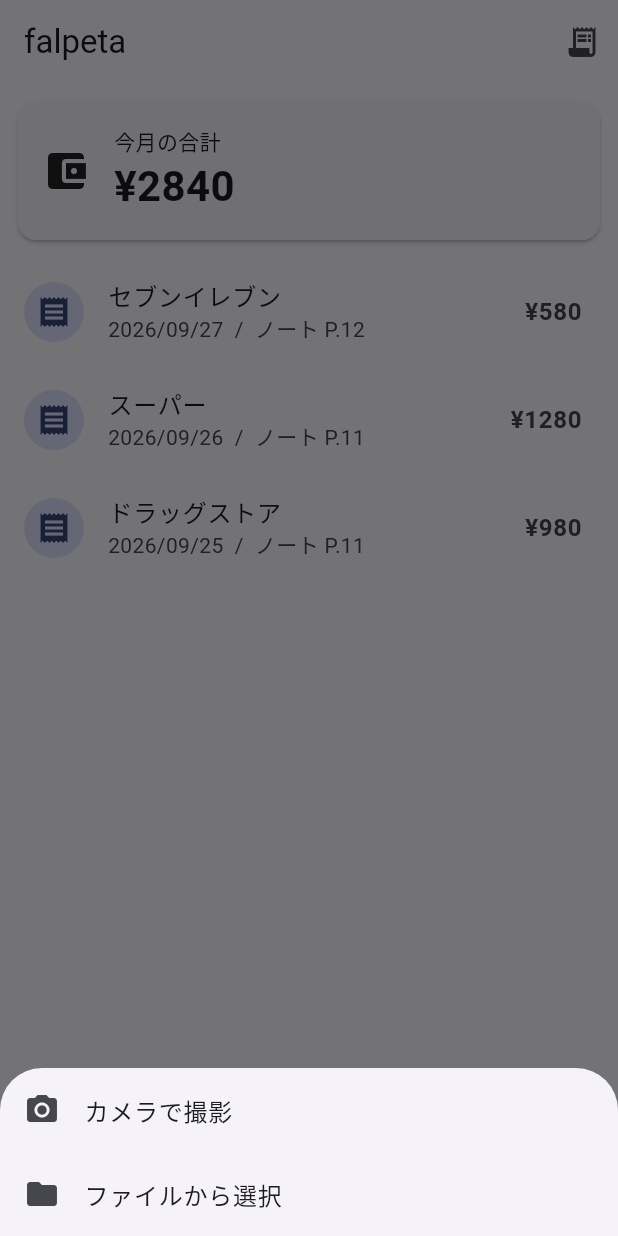
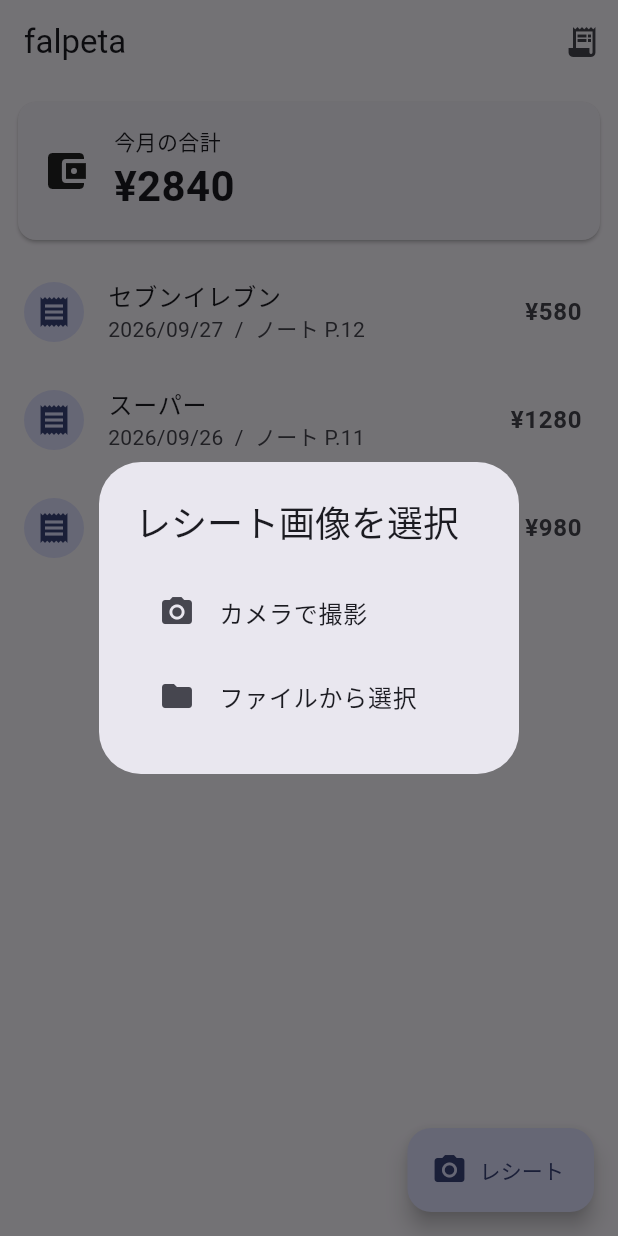
Before and after one commit to falog/falpeta, a Flutter app: the screen it shows after launch, after a tap on "レシート", on a phone screen of 412 x 824 dp. Run offline on Flutter 3.47's test engine with Material 3 defaults, Android fonts, the phone set to English and light mode, and no system bars; our stand-ins replace file_picker, image_picker; missing offline and left inert: google_mlkit_text_recognition, image_cropper_platform_interface.

Commit message:
fix:askreceptioncount

```diff
--- a/lib/main.dart
+++ b/lib/main.dart
@@ -78,32 +78,34 @@ class _ReceiptListPageState extends State<ReceiptListPage> {
 
   // 撮影した写真に何枚のレシートがあるか入力
   Future<int?> askReceiptCount() async {
-    final controller = TextEditingController();
+    final result = await showDialog<int>(
+      context: context,
+      builder: (dialogContext) {
+        String value = '';
 
-    final int? count = await showDialog<int>(
-      context: context,
-      builder: (context) {
         return AlertDialog(
           title: const Text('何枚のレシートがありますか？'),
           content: TextField(
-            controller: controller,
             autofocus: true,
             keyboardType: TextInputType.number,
+            onChanged: (text) {
+              value = text;
+            },
             decoration: const InputDecoration(hintText: '例：3', suffixText: '枚'),
           ),
           actions: [
             TextButton(
               onPressed: () {
-                Navigator.of(context).pop();
+                Navigator.of(dialogContext).pop();
               },
               child: const Text('キャンセル'),
             ),
             FilledButton(
               onPressed: () {
-                final count = int.tryParse(controller.text);
+                final count = int.tryParse(value);
 
                 if (count != null && count > 0) {
-                  Navigator.of(context).pop(count);
+                  Navigator.of(dialogContext).pop(count);
                 }
               },
               child: const Text('開始'),
@@ -113,49 +115,33 @@ class _ReceiptListPageState extends State<ReceiptListPage> {
       },
     );
 
-    controller.dispose();
-
-    return count;
+    return result;
   }
 
   Future<void> scanReceipt() async {
     // --------------------------------------------------
     // 1. カメラ or ファイルを選択
     // --------------------------------------------------
-    final String? imagePath = await showModalBottomSheet<String>(
+    final String? source = await showDialog<String>(
       context: context,
-      builder: (context) {
-        return SafeArea(
-          child: Wrap(
+      builder: (dialogContext) {
+        return AlertDialog(
+          title: const Text('レシート画像を選択'),
+          content: Column(
+            mainAxisSize: MainAxisSize.min,
             children: [
               ListTile(
                 leading: const Icon(Icons.camera_alt),
                 title: const Text('カメラで撮影'),
-                onTap: () async {
-                  final XFile? image = await _picker.pickImage(
-                    source: ImageSource.camera,
-                    imageQuality: 100,
-                  );
-
-                  if (image != null && context.mounted) {
-                    Navigator.of(context).pop(image.path);
-                  }
+                onTap: () {
+                  Navigator.of(dialogContext).pop('camera');
                 },
               ),
-
               ListTile(
                 leading: const Icon(Icons.folder),
                 title: const Text('ファイルから選択'),
-                onTap: () async {
-                  final result = await FilePicker.platform.pickFiles(
-                    type: FileType.image,
-                  );
-
-                  if (result != null &&
-                      result.files.single.path != null &&
-                      context.mounted) {
-                    Navigator.of(context).pop(result.files.single.path!);
-                  }
+                onTap: () {
+                  Navigator.of(dialogContext).pop('file');
                 },
               ),
             ],
@@ -164,7 +150,7 @@ class _ReceiptListPageState extends State<ReceiptListPage> {
       },
     );
 
-    if (imagePath == null) {
+    if (source == null) {
       return;
     }
 
@@ -173,7 +159,41 @@ class _ReceiptListPageState extends State<ReceiptListPage> {
     }
 
     // --------------------------------------------------
-    // 2. この写真に何枚のレシートがあるか入力
+    // 2. 選択された方法で画像を取得
+    // --------------------------------------------------
+    String? imagePath;
+
+    if (source == 'camera') {
+      final XFile? image = await _picker.pickImage(
+        source: ImageSource.camera,
+        imageQuality: 100,
+      );
+
+      if (image == null) {
+        return;
+      }
+
+      imagePath = image.path;
+    } else if (source == 'file') {
+      final result = await FilePicker.platform.pickFiles(type: FileType.image);
+
+      if (result == null) {
+        return;
+      }
+
+      imagePath = result.files.single.path;
+
+      if (imagePath == null) {
+        return;
+      }
+    }
+
+    if (!mounted || imagePath == null) {
+      return;
+    }
+
+    // --------------------------------------------------
+    // 3. この写真に何枚のレシートがあるか入力
     // --------------------------------------------------
     final int? count = await askReceiptCount();
 
@@ -186,7 +206,7 @@ class _ReceiptListPageState extends State<ReceiptListPage> {
     }
 
     // --------------------------------------------------
-    // 3. 同じ写真を指定回数だけトリミング
+    // 4. 同じ写真を指定回数だけトリミング
     // --------------------------------------------------
     final List<String> croppedPaths = [];
 
@@ -207,7 +227,6 @@ class _ReceiptListPageState extends State<ReceiptListPage> {
         ],
       );
 
-      // トリミングをキャンセルした場合
       if (croppedFile == null) {
         return;
       }
@@ -220,7 +239,7 @@ class _ReceiptListPageState extends State<ReceiptListPage> {
     }
 
     // --------------------------------------------------
-    // 4. 全ての切り出しが終わってからOCR
+    // 5. 全ての切り出しが終わってからOCR
     // --------------------------------------------------
     final textRecognizer = TextRecognizer(
       script: TextRecognitionScript.japanese,
@@ -229,19 +248,15 @@ class _ReceiptListPageState extends State<ReceiptListPage> {
     try {
       final List<OcrResult> results = [];
 
-      for (int i = 0; i < croppedPaths.length; i++) {
-        if (!mounted) {
-          return;
-        }
-
-        final inputImage = InputImage.fromFilePath(croppedPaths[i]);
+      for (final croppedPath in croppedPaths) {
+        final inputImage = InputImage.fromFilePath(croppedPath);
 
         final RecognizedText recognizedText = await textRecognizer.processImage(
           inputImage,
         );
 
         results.add(
-          OcrResult(imagePath: croppedPaths[i], text: recognizedText.text),
+          OcrResult(imagePath: croppedPath, text: recognizedText.text),
         );
       }
 
@@ -250,7 +265,7 @@ class _ReceiptListPageState extends State<ReceiptListPage> {
       }
 
       // --------------------------------------------------
-      // 5. 全レシートのOCR結果を表示
+      // 6. OCR結果を表示
       // --------------------------------------------------
       await Navigator.of(context).push(
         MaterialPageRoute(
```
